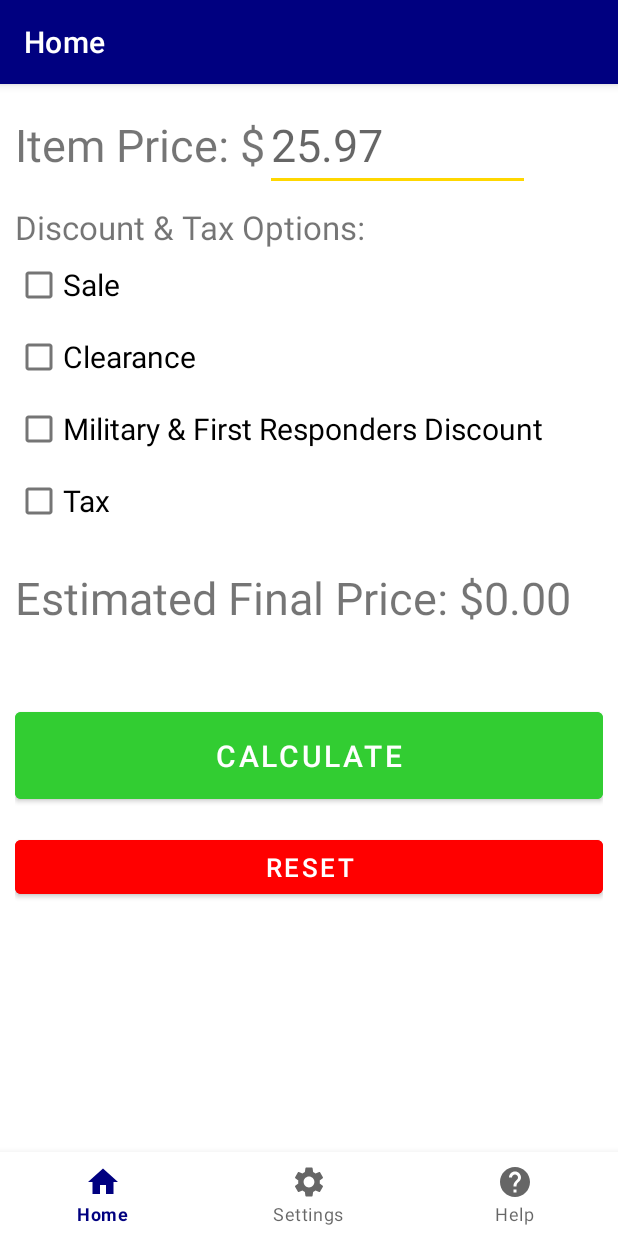
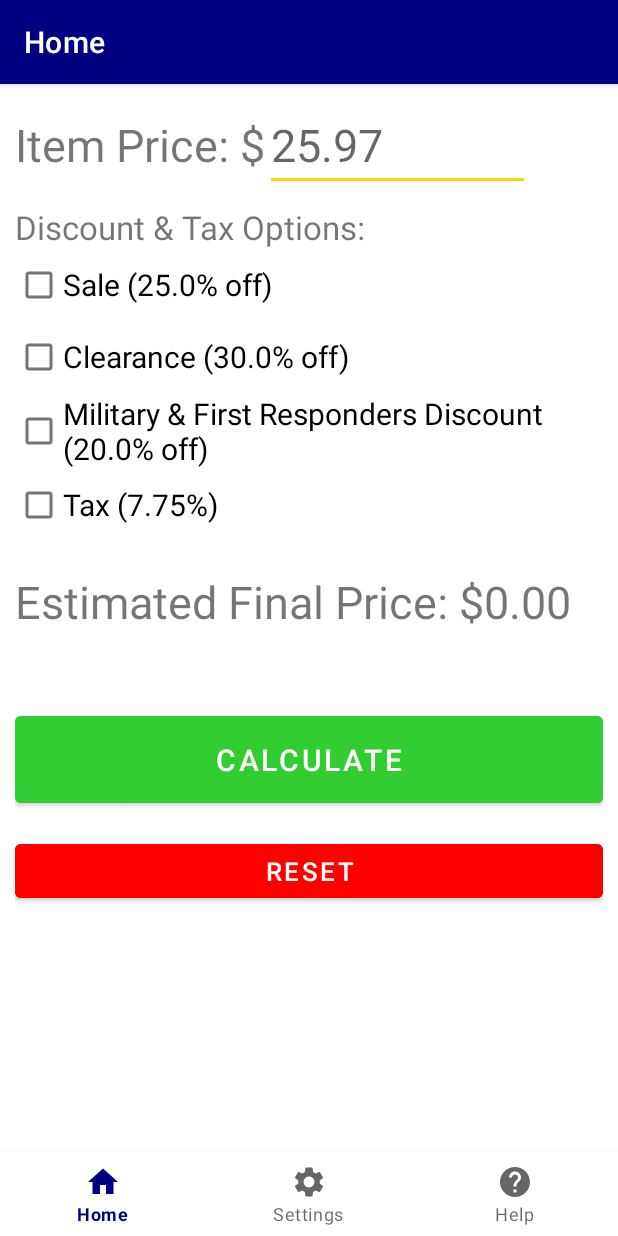
Before and after one commit to threejbros/CS646-RetailPriceEstimator, an Android app: the screen it shows after launch (MainActivity), on a phone screen of 412 x 824 dp. Run offline under Robolectric (Android 15) with nearby library versions, the phone set to English and light mode, and no system bars; our stand-ins replace navigation-ui.

Commit message:
1.5 Pretty much final version

```diff
--- a/app/src/main/java/com/zybooks/retailpriceestimator/HomeFragment.kt
+++ b/app/src/main/java/com/zybooks/retailpriceestimator/HomeFragment.kt
@@ -34,7 +34,6 @@ class HomeFragment : Fragment() {
     private var militaryFirstResponderDefaultValue: Double = 0.2
     private var taxDefaultValue: Double = 0.0775
 
-    // WILL NEED TO BE CHANGED LATER TO ACCOMODATE SETTINGS
     private var salePercentValue: Double = saleDefaultValue
     private var clearancePercentValue: Double = clearanceDefaultValue
     private var militaryFirstResponderPercentValue: Double = militaryFirstResponderDefaultValue
@@ -48,9 +47,6 @@ class HomeFragment : Fragment() {
     // Default of tax should be 0 because if tax is not selected then there is no
     // tax to be calculated.
     private var taxValueArg: Double = 0.0
-
-
-    private var totalPercentage: Double = 1.0
 
     private var NOT_SELECTED_SALE_VALUE: Double = 0.0
     private var TAX_NOT_SELECTED_VALUE: Double = 0.0
@@ -154,7 +150,7 @@ class HomeFragment : Fragment() {
                                         militaryFirstResponderValueArg, taxValueArg)
         val estimatedFinalPrice = calc.finalPrice
 
-        var finalPriceDouble: Double = estimatedFinalPrice.toDoubleOrNull() ?: 0.0
+        val finalPriceDouble: Double = estimatedFinalPrice.toDoubleOrNull() ?: 0.0
 
         if (finalPriceDouble < 0.0) {
             invalidOutputDialog.show(parentFragmentManager, "invalidOutputDialog")
@@ -206,6 +202,7 @@ class HomeFragment : Fragment() {
         itemPriceEditText = parentView.findViewById(R.id.item_price_edit_text)
         finalPriceTextView = parentView.findViewById(R.id.final_price_text_view)
 
+        // Set Button and checkbox listeners.
         calculateBtn = parentView.findViewById<Button>(R.id.calc_button)
         calculateBtn.setOnClickListener { calculateClick(calculateBtn) }
 
@@ -226,40 +223,26 @@ class HomeFragment : Fragment() {
         resetBtn = parentView.findViewById<Button>(R.id.reset_button)
         resetBtn.setOnClickListener({resetClick(resetBtn)})
 
+
+        // Set numeric texts
         val initialFinalPriceText = getString(R.string.final_price_text, initialFinalPrice)
         finalPriceTextView.setText(initialFinalPriceText)
+
+        val currentSaleValueText = getString(R.string.sale, (salePercentValue*100.0).toString())
+        saleCheckBox.setText(currentSaleValueText)
+
+        val currentClearanceValueText = getString(R.string.clearance, (clearancePercentValue*100.0).toString())
+        clearanceCheckBox.setText(currentClearanceValueText)
+
+        val currentMilitaryFirstResponderValueText = getString(R.string.military_first_responders, (militaryFirstResponderPercentValue*100.0).toString())
+        militaryFirstResponderCheckBox.setText(currentMilitaryFirstResponderValueText)
+
+        val currentTaxValueText = getString(R.string.tax, (taxPercentValue*100.0).toString())
+        taxCheckBox.setText(currentTaxValueText)
 
 
         return parentView
     }
-//
-//
-//    override fun onCreateContextMenu(menu: ContextMenu?,
-//                                     v: View?, menuInfo: ContextMenu.ContextMenuInfo?) {
-//        super.onCreateContextMenu(menu, v, menuInfo)
-//        menuInflater.inflate(R.menu.context_menu, menu)
-//    }
-//
-//    override fun onContextItemSelected(item: MenuItem): Boolean {
-//        return when (item.itemId) {
-//            R.id.clear_settings -> {
-//                var settings: SharedPreferences = getSharedPreferences("sale_percentage",
-//                    AppCompatActivity.MODE_PRIVATE
-//                )
-//                var editor: SharedPreferences.Editor = settings.edit()
-//                editor.putString("Sale", "")
-////                diceList[0].number++
-////                showDice()
-//                true
-//            }
-//            R.id.reset_settings -> {
-////                diceList[0].number--
-////                showDice()
-//                true
-//            }
-//            else -> super.onContextItemSelected(item)
-//        }
-//    }
 
 
     companion object {
--- a/app/src/main/res/values/strings.xml
+++ b/app/src/main/res/values/strings.xml
@@ -3,10 +3,10 @@
     <string name="item_price">Item Price: $</string>
     <string name="example_price">25.97</string>
     <string name="discount_options">Discount &amp; Tax Options: </string>
-    <string name="sale">Sale</string>
-    <string name="clearance">Clearance</string>
-    <string name="military_first_responders">Military &amp; First Responders Discount</string>
-    <string name="tax">Tax</string>
+    <string name="sale">Sale (%s%% off)</string>
+    <string name="clearance">Clearance (%s%% off)</string>
+    <string name="military_first_responders">Military &amp; First Responders Discount (%s%% off)</string>
+    <string name="tax">Tax (%s%%)</string>
     <string name="final_price_text">Estimated Final Price: $%s</string>
     <string name="calculate">Calculate</string>
     <string name="reset">Reset</string>
--- a/app/src/main/res/values/themes.xml
+++ b/app/src/main/res/values/themes.xml
@@ -5,9 +5,6 @@
         <item name="colorPrimary">@color/navy</item>
         <item name="colorPrimaryVariant">@color/royal</item>
         <item name="colorOnPrimary">@color/white</item>
-<!--        <item name="colorPrimary">@color/purple_500</item>-->
-<!--        <item name="colorPrimaryVariant">@color/purple_700</item>-->
-<!--        <item name="colorOnPrimary">@color/white</item>-->
         <!-- Secondary brand color. -->
         <item name="colorSecondary">@color/gold</item>
         <item name="colorSecondaryVariant">@color/silver</item>
```
